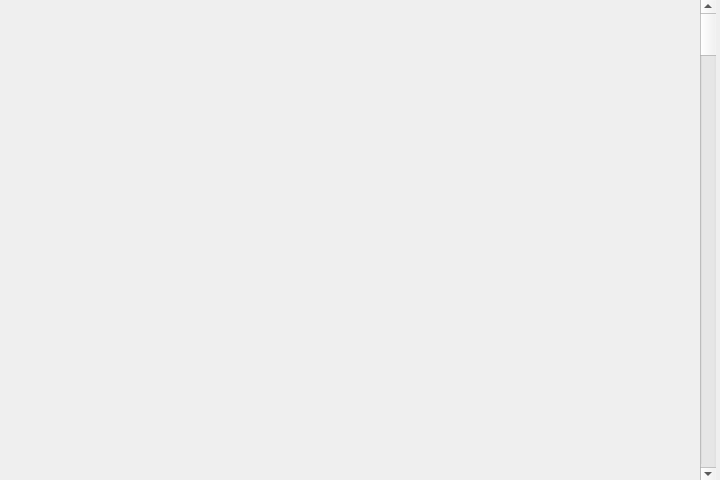
This is mainwindow.ui in kauhanem/nakkikone as Qt 5 draws it before an edit. The edited form follows.
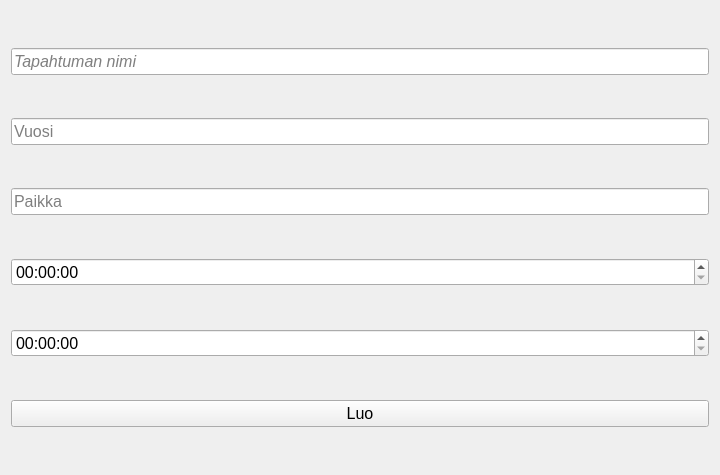
This is the edited form.

Commit message: time-class removed in favour of QTime-class. Carving out UI.

Patch:
```diff
--- a/mainwindow.ui
+++ b/mainwindow.ui
@@ -7,7 +7,7 @@
     <x>0</x>
     <y>0</y>
     <width>720</width>
-    <height>480</height>
+    <height>475</height>
    </rect>
   </property>
   <property name="windowTitle">
@@ -17,19 +17,93 @@
    <locale language="English" country="Finland"/>
   </property>
   <widget class="QWidget" name="centralWidget">
-   <widget class="QScrollBar" name="verticalScrollBar">
-    <property name="geometry">
-     <rect>
-      <x>700</x>
-      <y>0</y>
-      <width>16</width>
-      <height>481</height>
-     </rect>
-    </property>
-    <property name="orientation">
-     <enum>Qt::Vertical</enum>
-    </property>
-   </widget>
+   <layout class="QVBoxLayout" name="verticalLayout">
+    <item>
+     <widget class="QLineEdit" name="eventNameLineEdit">
+      <property name="font">
+       <font>
+        <family>Ubuntu</family>
+        <pointsize>12</pointsize>
+        <italic>true</italic>
+       </font>
+      </property>
+      <property name="text">
+       <string/>
+      </property>
+      <property name="placeholderText">
+       <string>Tapahtuman nimi</string>
+      </property>
+     </widget>
+    </item>
+    <item>
+     <widget class="QLineEdit" name="eventYearLineEdit">
+      <property name="font">
+       <font>
+        <family>Ubuntu</family>
+        <pointsize>12</pointsize>
+       </font>
+      </property>
+      <property name="text">
+       <string extracomment="Vuosi"/>
+      </property>
+      <property name="placeholderText">
+       <string>Vuosi</string>
+      </property>
+     </widget>
+    </item>
+    <item>
+     <widget class="QLineEdit" name="eventPlaceLineEdit">
+      <property name="font">
+       <font>
+        <family>Ubuntu</family>
+        <pointsize>12</pointsize>
+       </font>
+      </property>
+      <property name="text">
+       <string/>
+      </property>
+      <property name="placeholderText">
+       <string>Paikka</string>
+      </property>
+      <property name="clearButtonEnabled">
+       <bool>false</bool>
+      </property>
+     </widget>
+    </item>
+    <item>
+     <widget class="QTimeEdit" name="eventEndTimeEdit">
+      <property name="font">
+       <font>
+        <family>Ubuntu</family>
+        <pointsize>12</pointsize>
+       </font>
+      </property>
+     </widget>
+    </item>
+    <item>
+     <widget class="QTimeEdit" name="eventStartTimeEdit">
+      <property name="font">
+       <font>
+        <family>Ubuntu</family>
+        <pointsize>12</pointsize>
+       </font>
+      </property>
+     </widget>
+    </item>
+    <item>
+     <widget class="QPushButton" name="createEvent">
+      <property name="font">
+       <font>
+        <family>Ubuntu</family>
+        <pointsize>12</pointsize>
+       </font>
+      </property>
+      <property name="text">
+       <string>Luo</string>
+      </property>
+     </widget>
+    </item>
+   </layout>
   </widget>
  </widget>
  <layoutdefault spacing="6" margin="11"/>
```
Left out of the diff: 91 changed lines with no effect on the pictures. The commit also changes 13 other files.
